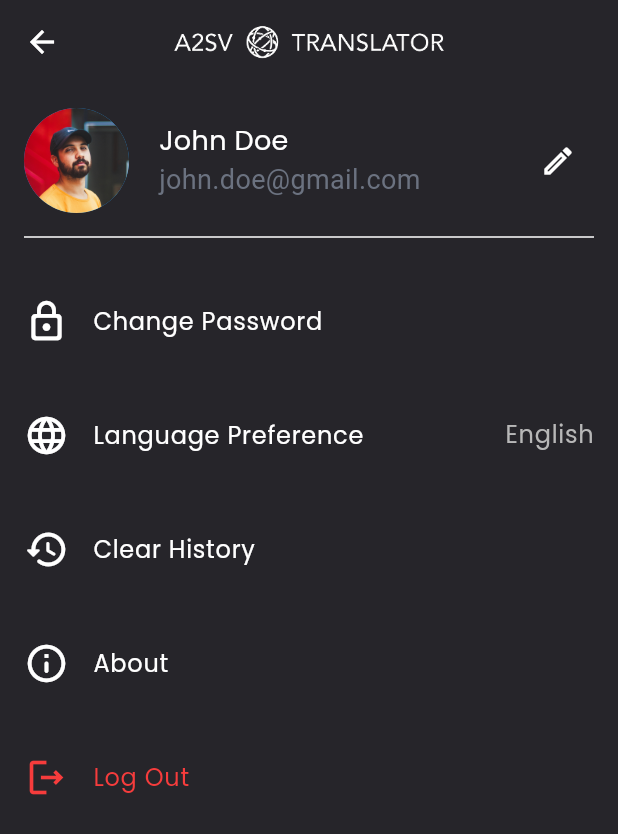
After one commit to A2SV/A2SV-2025-Internship-Pass-Me, a Flutter app: the ProfilePage screen opened by its route, on a phone screen of 412 x 824 dp. The commit adds this screen. Shown: the top 834 px of the screen. Run offline on Flutter 3.47's test engine with Material 3 defaults, Android fonts, the phone set to English and light mode, and no system bars; our stand-ins replace bloc, dartz, equatable, flutter_bloc, font_awesome_flutter, get_it and 1 more.

Commit message:
Add ProfilePage with personal details and profile options

```diff
--- /dev/null
+++ b/mobile/lib/features/profile/presentation/pages/profile_page.dart
@@ -0,0 +1,104 @@
+import 'package:flutter/material.dart';
+import 'package:google_fonts/google_fonts.dart';
+import 'package:mobile/features/profile/presentation/widgets/personal_details.dart';
+import 'package:mobile/features/profile/presentation/widgets/profile_option.dart';
+
+class ProfilePage extends StatelessWidget {
+  const ProfilePage({super.key});
+
+  @override
+  Widget build(BuildContext context) {
+    return Scaffold(
+      backgroundColor: Color(0xFF26252A),
+      appBar: AppBar(
+        backgroundColor: Color(0xFF26252A),
+        title: SizedBox(
+          height: 36,
+          child: Image.asset("assets/images/logo.png"),
+        ),
+        centerTitle: true,
+      ),
+      body: Padding(
+        padding: EdgeInsets.all(16.0),
+        child: ListView(
+          children: [
+            PersonalDetails(
+              imageUrl: 'assets/images/profile_picture(hat).jpg',
+              name: "John Doe",
+              email: "john.doe@gmail.com",
+            ),
+            const SizedBox(height: 8),
+            Divider(
+              color: Colors.white,
+            ),
+            const SizedBox(height: 20),
+            ProfileOption(
+              title: "Change Password",
+              onTap: () {},
+              leadingIcon: Icon(Icons.lock_outline_rounded, size: 30),
+              // trailingIcon: Icon(Icons.edit_outlined),
+            ),
+            const SizedBox(height: 20),
+            ProfileOption(
+              title: "Language Preference",
+              onTap: () {},
+              leadingIcon: Icon(Icons.language_outlined, size: 30),
+              trailingIcon: Text(
+                "English",
+                style: GoogleFonts.poppins(
+                  color: Color(0xFFB7B7B7),
+                  fontSize: 16,
+                  fontWeight: FontWeight.w400,
+                ),
+              ),
+            ),
+            const SizedBox(height: 20),
+            ProfileOption(
+              title: "Clear History",
+              onTap: () {},
+              leadingIcon: Icon(Icons.history_rounded, size: 30),
+              // trailingIcon: ElevatedButton(
+              //   onPressed: () {},
+              //   style: ElevatedButton.styleFrom(
+              //     backgroundColor: Color(0xFFFF2A3C),
+              //     shape: RoundedRectangleBorder(
+              //       borderRadius: BorderRadius.circular(4.0),
+              //     ),
+              //     padding: EdgeInsets.symmetric(horizontal: 12.0, vertical: 8.0),
+              //   ),
+              //   child: Text(
+              //     "Clear All",
+              //     style: GoogleFonts.poppins(
+              //       color: Colors.white,
+              //       fontSize: 14,
+              //       fontWeight: FontWeight.w500,
+              //     ),
+              //   ),
+              // ),
+            ),
+            const SizedBox(height: 20),
+            ProfileOption(
+              title: "About",
+              onTap: () {},
+              leadingIcon: Icon(Icons.info_outline_rounded, size: 30),
+            ),
+            const SizedBox(height: 20),
+            ProfileOption(
+                title: "Log Out",
+                titleStyle: GoogleFonts.poppins(
+                  color: Color(0xFFF63C3C),
+                  fontSize: 16,
+                  fontWeight: FontWeight.w400,
+                ),
+                onTap: () {},
+                leadingIcon: Icon(
+                  Icons.logout_outlined,
+                  size: 30,
+                  color: Color(0xFFF63C3C),
+                )),
+          ],
+        ),
+      ),
+    );
+  }
+}
--- a/mobile/lib/main.dart
+++ b/mobile/lib/main.dart
@@ -3,6 +3,7 @@ import 'package:flutter_bloc/flutter_bloc.dart';
 import 'package:google_fonts/google_fonts.dart';
 import 'package:mobile/features/auth/presentation/blocs/sign_up_bloc.dart';
 import 'package:mobile/features/auth/presentation/pages/signup_pages.dart';
+import 'package:mobile/features/profile/presentation/pages/profile_page.dart';
 
 import 'features/auth/presentation/blocs/login_cubit.dart';
 import 'features/auth/presentation/pages/login_page.dart';
@@ -37,8 +38,7 @@ class MyApp extends StatelessWidget {
         debugShowCheckedModeBanner: false,
         theme: ThemeData.dark().copyWith(
           textTheme: GoogleFonts.interTextTheme(ThemeData.dark().textTheme),
-          primaryTextTheme:
-              GoogleFonts.interTextTheme(ThemeData.dark().primaryTextTheme),
+          primaryTextTheme: GoogleFonts.interTextTheme(ThemeData.dark().primaryTextTheme),
           colorScheme: const ColorScheme.dark(
             primary: Color(0xFF2196F3),
           ),
@@ -51,6 +51,7 @@ class MyApp extends StatelessWidget {
           '/flights/empty': (_) => const FlightEmptyPage(),
           '/flights/list': (_) => const FlightListPage(),
           '/flights/detail': (_) => const FlightDetailPage(),
+          '/profile': (_) => const ProfilePage(),
         },
       ),
     );
```
